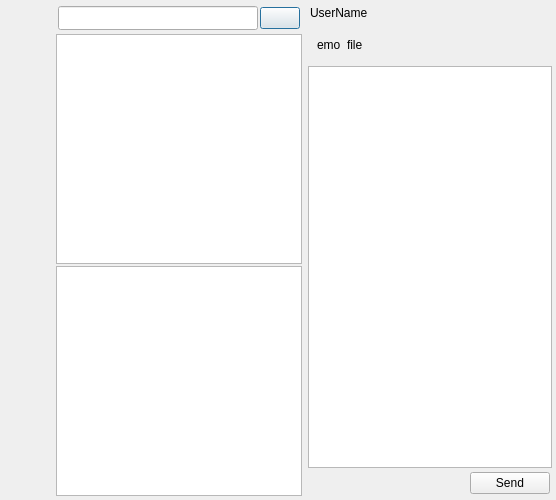
Above: ChatClient/ui/chatdialog.ui from MvpBruce/MyChat before the change. Below: the same form after it.
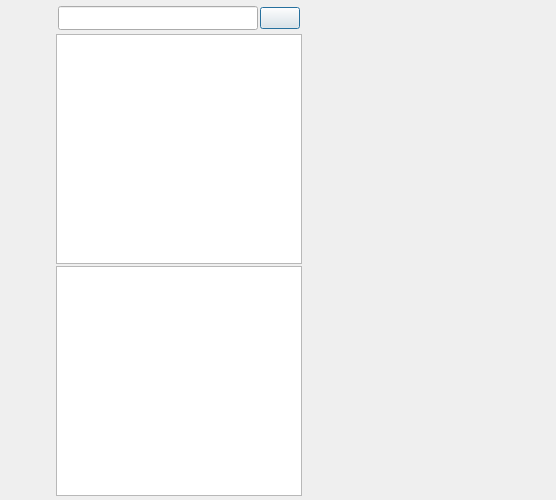
That is the form after the change. Custom widgets are drawn as their Qt base class.

Commit message: add loading icon and more user

Diff of the .ui file:
```diff
--- a/ChatClient/ui/chatdialog.ui
+++ b/ChatClient/ui/chatdialog.ui
@@ -201,139 +201,12 @@
     </widget>
    </item>
    <item>
-    <widget class="QWidget" name="chat_wid" native="true">
-     <layout class="QVBoxLayout" name="verticalLayout_4">
-      <property name="spacing">
-       <number>2</number>
-      </property>
-      <property name="leftMargin">
-       <number>2</number>
-      </property>
-      <property name="topMargin">
-       <number>2</number>
-      </property>
-      <property name="rightMargin">
-       <number>2</number>
-      </property>
-      <property name="bottomMargin">
-       <number>2</number>
-      </property>
-      <item>
-       <widget class="QWidget" name="title_wid" native="true">
-        <layout class="QHBoxLayout" name="horizontalLayout_3">
-         <property name="spacing">
-          <number>2</number>
-         </property>
-         <property name="leftMargin">
-          <number>2</number>
-         </property>
-         <property name="topMargin">
-          <number>2</number>
-         </property>
-         <property name="rightMargin">
-          <number>2</number>
-         </property>
-         <property name="bottomMargin">
-          <number>2</number>
-         </property>
-         <item>
-          <widget class="QLabel" name="chat_title_lb">
-           <property name="text">
-            <string>UserName</string>
-           </property>
-          </widget>
-         </item>
-        </layout>
-       </widget>
-      </item>
-      <item>
-       <widget class="QWidget" name="chat_history_list" native="true">
-        <property name="minimumSize">
-         <size>
-          <width>0</width>
-          <height>0</height>
-         </size>
-        </property>
-       </widget>
-      </item>
-      <item>
-       <widget class="QWidget" name="tool_wid" native="true">
-        <layout class="QHBoxLayout" name="horizontalLayout_5">
-         <item>
-          <widget class="QLabel" name="emo_lb">
-           <property name="text">
-            <string>emo</string>
-           </property>
-          </widget>
-         </item>
-         <item>
-          <widget class="QLabel" name="file_lb">
-           <property name="text">
-            <string>file</string>
-           </property>
-          </widget>
-         </item>
-         <item>
-          <spacer name="horizontalSpacer_3">
-           <property name="orientation">
-            <enum>Qt::Orientation::Horizontal</enum>
-           </property>
-           <property name="sizeHint" stdset="0">
-            <size>
-             <width>40</width>
-             <height>20</height>
-            </size>
-           </property>
-          </spacer>
-         </item>
-        </layout>
-       </widget>
-      </item>
-      <item>
-       <widget class="QTextEdit" name="chat_text_edit"/>
-      </item>
-      <item>
-       <widget class="QWidget" name="send_wid" native="true">
-        <layout class="QHBoxLayout" name="horizontalLayout_4">
-         <property name="spacing">
-          <number>2</number>
-         </property>
-         <property name="leftMargin">
-          <number>2</number>
-         </property>
-         <property name="topMargin">
-          <number>2</number>
-         </property>
-         <property name="rightMargin">
-          <number>2</number>
-         </property>
-         <property name="bottomMargin">
-          <number>2</number>
-         </property>
-         <item>
-          <spacer name="horizontalSpacer">
-           <property name="orientation">
-            <enum>Qt::Orientation::Horizontal</enum>
-           </property>
-           <property name="sizeHint" stdset="0">
-            <size>
-             <width>40</width>
-             <height>20</height>
-            </size>
-           </property>
-          </spacer>
-         </item>
-         <item>
-          <widget class="QPushButton" name="send_btn">
-           <property name="text">
-            <string>Send</string>
-           </property>
-          </widget>
-         </item>
-        </layout>
-       </widget>
-      </item>
-     </layout>
+    <widget class="QStackedWidget" name="stackedWidget">
+     <property name="currentIndex">
+      <number>0</number>
+     </property>
+     <widget class="ChatPage" name="chat_page"/>
+     <widget class="QWidget" name="page_2"/>
     </widget>
    </item>
   </layout>
@@ -354,6 +227,12 @@
    <extends>QPushButton</extends>
    <header>buttons/statebtn.h</header>
   </customwidget>
+  <customwidget>
+   <class>ChatPage</class>
+   <extends>QWidget</extends>
+   <header>widgets/chatpage.h</header>
+   <container>1</container>
+  </customwidget>
  </customwidgets>
  <resources/>
  <connections/>
```
The commit also changes 15 other files.
